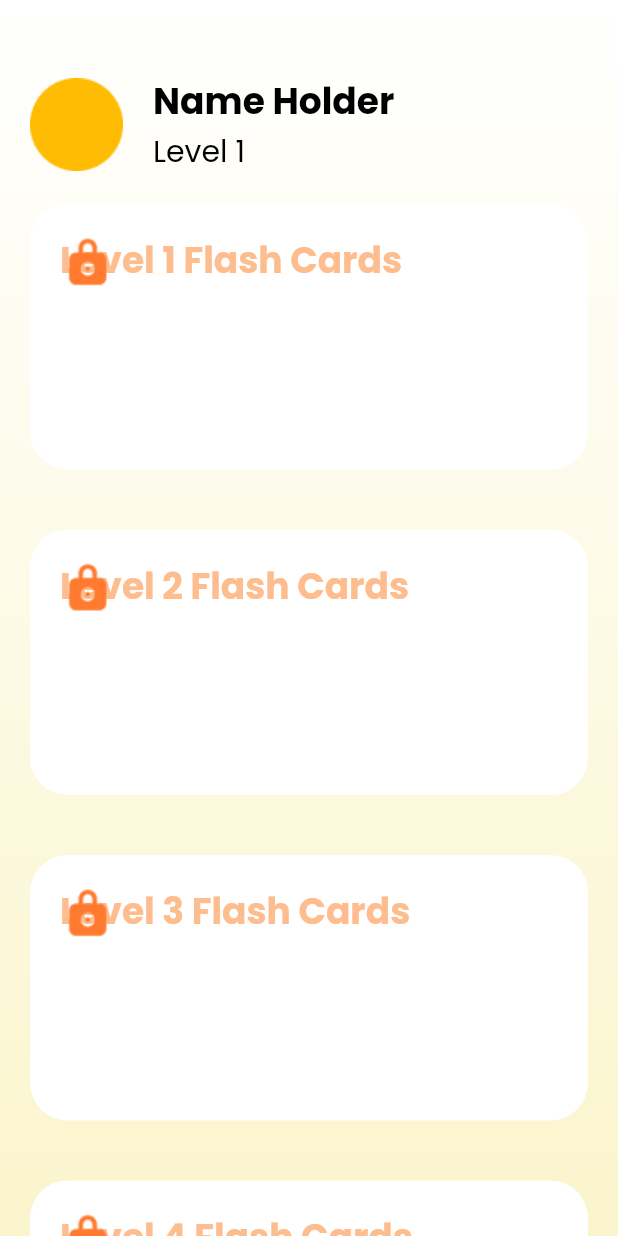
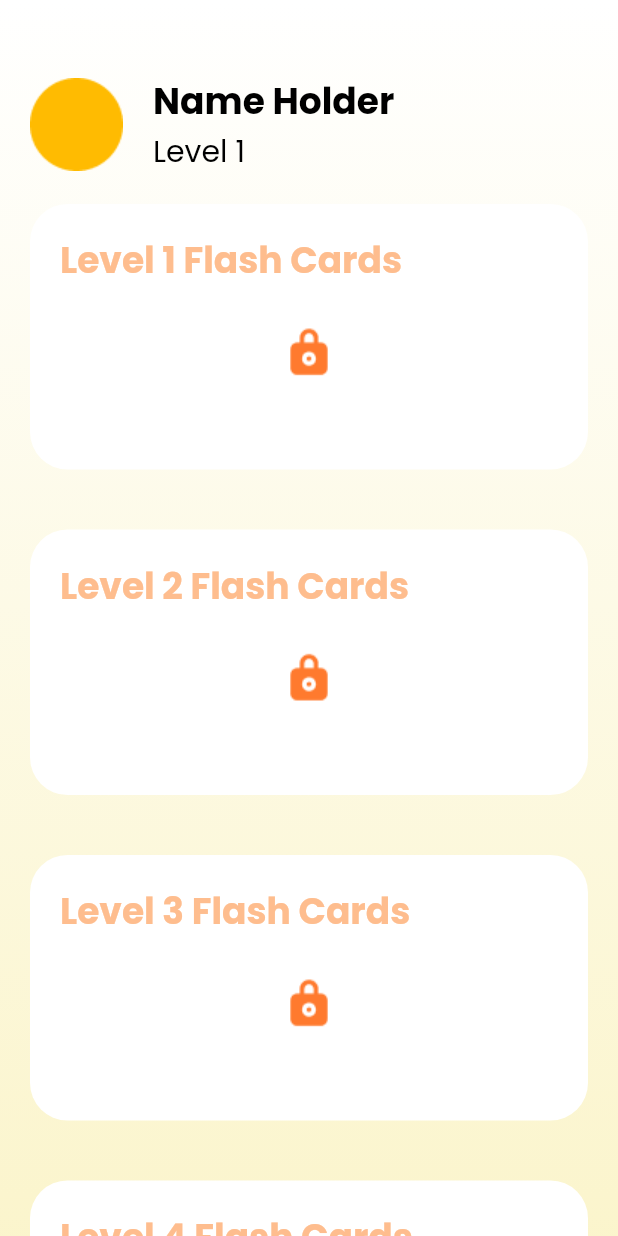
Before and after one commit to florentianayuwono/LiteUp, a Flutter app: the HomeScreen screen opened directly, on a phone screen of 412 x 824 dp. Run offline on Flutter 3.47's test engine with Material 2 defaults, Android fonts, the phone set to English and light mode, and no system bars; our stand-ins replace google_fonts; network calls fail.

Commit message:
Add locked level card

```diff
--- a/lite_up/lib/screens/homepage_screen.dart
+++ b/lite_up/lib/screens/homepage_screen.dart
@@ -35,8 +35,8 @@ class _HomeScreenState extends State<HomeScreen> {
                 margin: const EdgeInsets.only(left: 20, right: 20, top: 50),
                 child: Row(children: [
                   Padding(
-                    padding: EdgeInsets.only(right: 20),
-                    child: Image.asset('lib/assets/images/UserProfile.png')),
+                      padding: const EdgeInsets.only(right: 20),
+                      child: Image.asset('lib/assets/images/UserProfile.png')),
                   Column(
                     crossAxisAlignment: CrossAxisAlignment.start,
                     children: [
--- a/lite_up/lib/widgets/levelcard_widget.dart
+++ b/lite_up/lib/widgets/levelcard_widget.dart
@@ -29,7 +29,7 @@ class _LevelcardWidgetState extends State<LevelcardWidget> {
   Widget build(BuildContext context) {
     if (levelIsLocked) {
       return Container(
-          padding: EdgeInsets.only(left: 20, right: 20, top: 20, bottom: 120),
+          padding: EdgeInsets.only(left: 20, right: 20, top: 20, bottom: 0),
           decoration: BoxDecoration(
               color: white, borderRadius: BorderRadius.circular(25)),
           alignment: Alignment.centerLeft,
@@ -38,7 +38,10 @@ class _LevelcardWidgetState extends State<LevelcardWidget> {
               'Level ${widget.level} Flash Cards',
               style: GoogleFonts.poppins(textStyle: lockedLevelCardTitle),
             ),
-            Image.asset('lib/assets/images/lock_icon.png')
+            Container(
+              alignment: Alignment.bottomCenter,
+                margin: const EdgeInsets.symmetric(vertical: 60),
+                child: Image.asset('lib/assets/images/lock_icon.png'))
           ]));
     } else {
       return Container(
```
